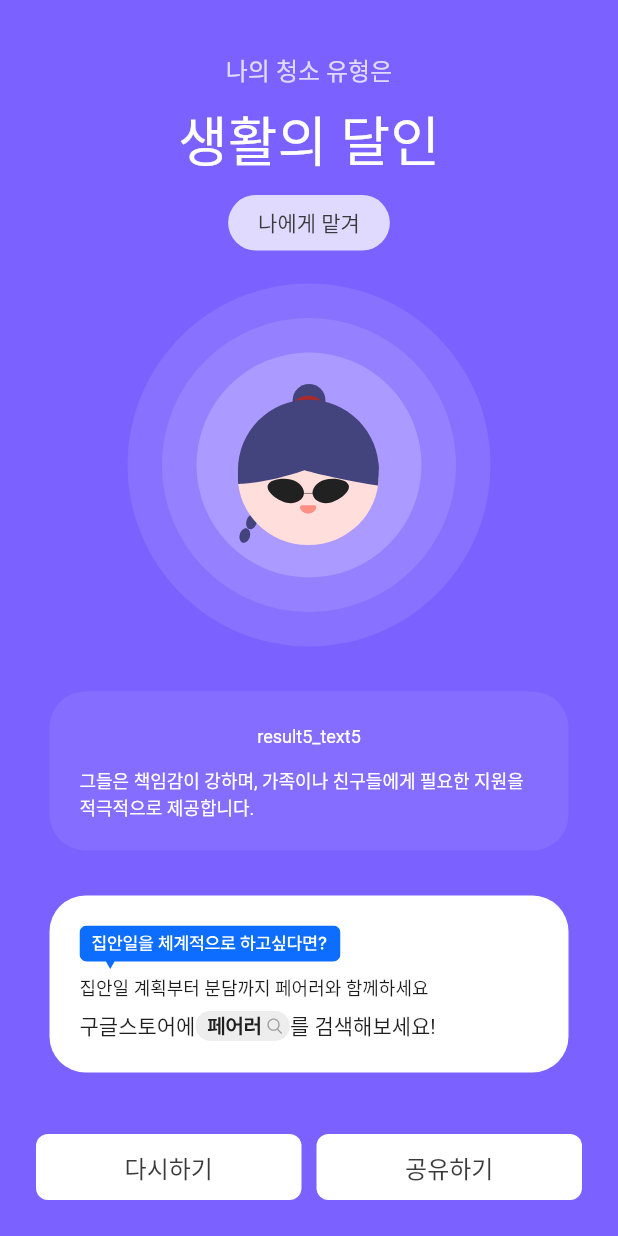
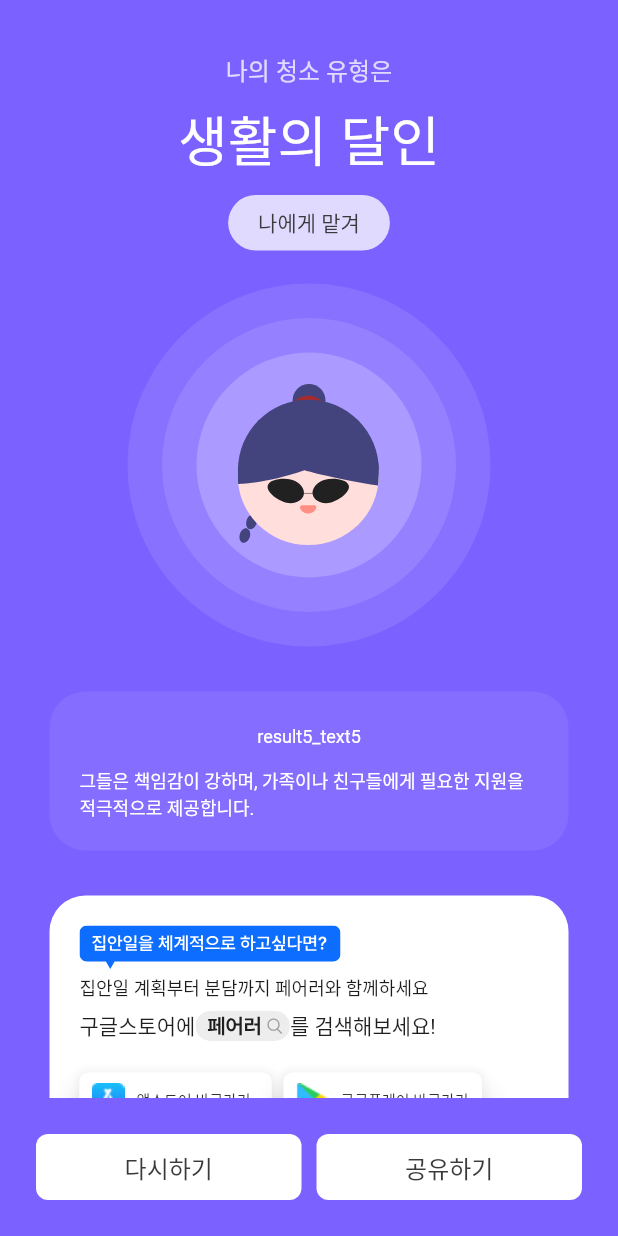
Before and after one commit to wjdwns/Fairer_Web, a Flutter app: the ResultPage screen opened directly, on a phone screen of 412 x 824 dp. Run offline on Flutter 3.47's test engine with Material 2 defaults, Android fonts, the phone set to English and light mode, and no system bars; our stand-ins replace flutter_svg, get, share_plus; Roboto replaces fonts that are missing (PretendardBold, PretendardRegular, PretendardSemiBold).

Commit message:
구글 스토어, 앱 스토어 Url 추가

```diff
--- a/lib/language/ko_kr/ko_kr_translations.dart
+++ b/lib/language/ko_kr/ko_kr_translations.dart
@@ -106,4 +106,7 @@ final Map<String, String> koKR = {
   'result5_text2': '그들은 책임감이 강하며, 가족이나 친구들에게 필요한 지원을 적극적으로 제공합니다.',
   'result5_text1_bold': '생활의 모든 분야를 능숙하게',
   'result5_text2_bold': '그들은 책임감이 강하며',
+
+  'result_app_store': '앱스토어 바로가기',
+  'result_play_store': '구글플레이 바로가기',
 };
--- a/lib/ui/result_page.dart
+++ b/lib/ui/result_page.dart
@@ -6,6 +6,7 @@ import 'package:fairerweb/ui/widgets/end_bottom_button.dart';
 import 'package:flutter/material.dart';
 import 'package:flutter_svg/flutter_svg.dart';
 import 'package:get/get.dart';
+import 'package:url_launcher/url_launcher.dart';
 
 class ResultPage extends StatelessWidget {
   final controller = Get.find<GlobalController>();
@@ -140,6 +141,74 @@ class ResultPage extends StatelessWidget {
                       )
                     ],
                   ),
+                  const SizedBox(
+                    height: 20,
+                  ),
+                  Row(
+                    children: [
+                      Material(
+                          elevation: 8,
+                          borderRadius: BorderRadius.circular(6),
+                          child: InkWell(
+                            onTap: () {
+                              appStoreLaunchUrl();
+                            },
+                            child: Container(
+                              decoration: BoxDecoration(color: Palette.white, borderRadius: BorderRadius.circular(6)),
+                              padding: const EdgeInsets.fromLTRB(8, 7, 14, 7),
+                              child: Row(
+                                crossAxisAlignment: CrossAxisAlignment.center,
+                                children: [
+                                  Image.asset(
+                                    "assets/icons/ic_app_store.png",
+                                    fit: BoxFit.fill,
+                                  ),
+                                  const SizedBox(
+                                    width: 8,
+                                  ),
+                                  Text(
+                                    "result_app_store".tr,
+                                    style: const TextStyle(
+                                        fontFamily: CustomTextStyle.SemiBold, fontSize: 10, color: Color(0xFF343434)),
+                                  )
+                                ],
+                              ),
+                            ),
+                          )),
+                      const SizedBox(
+                        width: 8,
+                      ),
+                      Material(
+                          elevation: 8,
+                          borderRadius: BorderRadius.circular(6),
+                          child: InkWell(
+                            onTap: () {
+                              playStoreLaunchUrl();
+                            },
+                            child: Container(
+                              decoration: BoxDecoration(color: Palette.white, borderRadius: BorderRadius.circular(6)),
+                              padding: const EdgeInsets.fromLTRB(8, 7, 9, 7),
+                              child: Row(
+                                crossAxisAlignment: CrossAxisAlignment.center,
+                                children: [
+                                  Image.asset(
+                                    "assets/icons/ic_play_store.png",
+                                    fit: BoxFit.fill,
+                                  ),
+                                  const SizedBox(
+                                    width: 8,
+                                  ),
+                                  Text(
+                                    "result_play_store".tr,
+                                    style: const TextStyle(
+                                        fontFamily: CustomTextStyle.SemiBold, fontSize: 10, color: Color(0xFF343434)),
+                                  )
+                                ],
+                              ),
+                            ),
+                          )),
+                    ],
+                  )
                 ],
               ),
             ),
@@ -272,3 +341,17 @@ class CirclePainter extends CustomPainter {
     return false;
   }
 }
+
+playStoreLaunchUrl() {
+  final url = Uri(
+      scheme: 'https',
+      host: 'play.google.com',
+      path: 'store/apps/details',
+      queryParameters: {"id": 'com.depromeet.housekeeper'});
+  launchUrl(url);
+}
+
+appStoreLaunchUrl() {
+  final url = Uri(scheme: 'https', host: 'apps.apple.com', path: 'kr/app/페어러-fairer/id6451104062');
+  launchUrl(url);
+}
--- a/pubspec.yaml
+++ b/pubspec.yaml
@@ -39,6 +39,7 @@ dependencies:
   get: ^4.6.5
   flutter_svg: ^2.0.6
   share_plus: ^7.0.2
+  url_launcher: ^6.1.12
 
 dev_dependencies:
   flutter_test:
```
Also changed, not shown: assets/icons/ic_app_store.png (added), assets/icons/ic_play_store.png (added), pubspec.lock, 3 other files.
